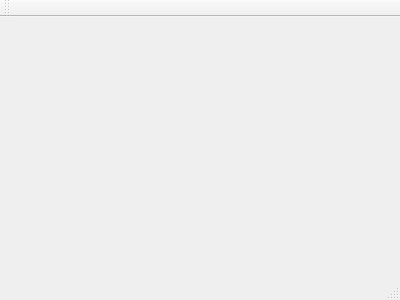
Above: mainwindow.ui from Jar196rus/6s_courswork_TP before the change. Below: the same form after it.
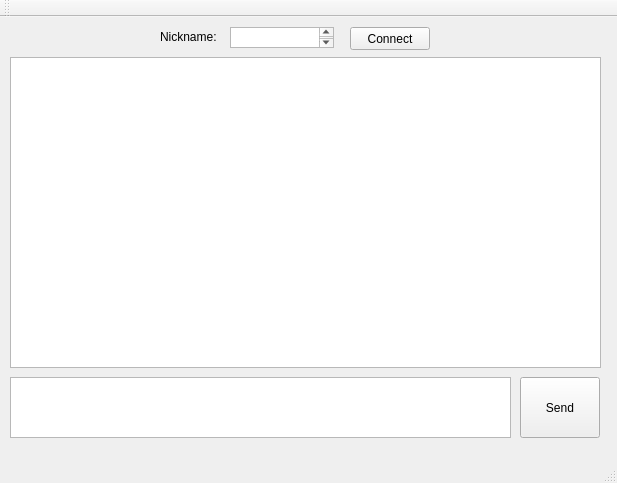
That is the form after the change.

Patch:
```diff
--- a/mainwindow.ui
+++ b/mainwindow.ui
@@ -1,24 +1,116 @@
 <ui version="4.0">
  <class>MainWindow</class>
- <widget class="QMainWindow" name="MainWindow" >
-  <property name="geometry" >
+ <widget class="QMainWindow" name="MainWindow">
+  <property name="geometry">
    <rect>
     <x>0</x>
     <y>0</y>
-    <width>400</width>
-    <height>300</height>
+    <width>617</width>
+    <height>483</height>
    </rect>
   </property>
   <property name="windowTitle" >
    <string>MainWindow</string>
   </property>
-  <widget class="QMenuBar" name="menuBar" />
-  <widget class="QToolBar" name="mainToolBar" />
-  <widget class="QWidget" name="centralWidget" />
-  <widget class="QStatusBar" name="statusBar" />
+  <widget class="QWidget" name="centralWidget">
+   <widget class="QTextEdit" name="messeger">
+    <property name="geometry">
+     <rect>
+      <x>10</x>
+      <y>360</y>
+      <width>501</width>
+      <height>61</height>
+     </rect>
+    </property>
+   </widget>
+   <widget class="QTextBrowser" name="textinfo">
+    <property name="geometry">
+     <rect>
+      <x>10</x>
+      <y>40</y>
+      <width>591</width>
+      <height>311</height>
+     </rect>
+    </property>
+    <property name="html">
+     <string>&lt;!DOCTYPE HTML PUBLIC &quot;-//W3C//DTD HTML 4.0//EN&quot; &quot;http://www.w3.org/TR/REC-html40/strict.dtd&quot;&gt;
+&lt;html&gt;&lt;head&gt;&lt;meta name=&quot;qrichtext&quot; content=&quot;1&quot; /&gt;&lt;style type=&quot;text/css&quot;&gt;
+p, li { white-space: pre-wrap; }
+&lt;/style&gt;&lt;/head&gt;&lt;body style=&quot; font-family:'Sans Serif'; font-size:9pt; font-weight:400; font-style:normal;&quot;&gt;
+&lt;p style=&quot;-qt-paragraph-type:empty; margin-top:0px; margin-bottom:0px; margin-left:0px; margin-right:0px; -qt-block-indent:0; text-indent:0px;&quot;&gt;&lt;br /&gt;&lt;/p&gt;&lt;/body&gt;&lt;/html&gt;</string>
+    </property>
+   </widget>
+   <widget class="QPushButton" name="sending">
+    <property name="geometry">
+     <rect>
+      <x>520</x>
+      <y>360</y>
+      <width>80</width>
+      <height>61</height>
+     </rect>
+    </property>
+    <property name="text">
+     <string>Send</string>
+    </property>
+   </widget>
+   <widget class="QPushButton" name="connecting">
+    <property name="geometry">
+     <rect>
+      <x>350</x>
+      <y>10</y>
+      <width>80</width>
+      <height>23</height>
+     </rect>
+    </property>
+    <property name="text">
+     <string>Connect</string>
+    </property>
+   </widget>
+   <widget class="QTextEdit" name="Nickbar">
+    <property name="geometry">
+     <rect>
+      <x>230</x>
+      <y>10</y>
+      <width>104</width>
+      <height>21</height>
+     </rect>
+    </property>
+   </widget>
+   <widget class="QLabel" name="label">
+    <property name="geometry">
+     <rect>
+      <x>160</x>
+      <y>10</y>
+      <width>71</width>
+      <height>20</height>
+     </rect>
+    </property>
+    <property name="text">
+     <string>Nickname:</string>
+    </property>
+   </widget>
+  </widget>
+  <widget class="QMenuBar" name="menuBar">
+   <property name="geometry">
+    <rect>
+     <x>0</x>
+     <y>0</y>
+     <width>617</width>
+     <height>20</height>
+    </rect>
+   </property>
+  </widget>
+  <widget class="QToolBar" name="mainToolBar">
+   <attribute name="toolBarArea">
+    <enum>TopToolBarArea</enum>
+   </attribute>
+   <attribute name="toolBarBreak">
+    <bool>false</bool>
+   </attribute>
+  </widget>
+  <widget class="QStatusBar" name="statusBar"/>
  </widget>
- <layoutDefault spacing="6" margin="11" />
- <pixmapfunction></pixmapfunction>
+ <layoutdefault spacing="6" margin="11"/>
  <resources/>
  <connections/>
 </ui>
```
Left out of the diff: 3 changed lines with no effect on the pictures.
